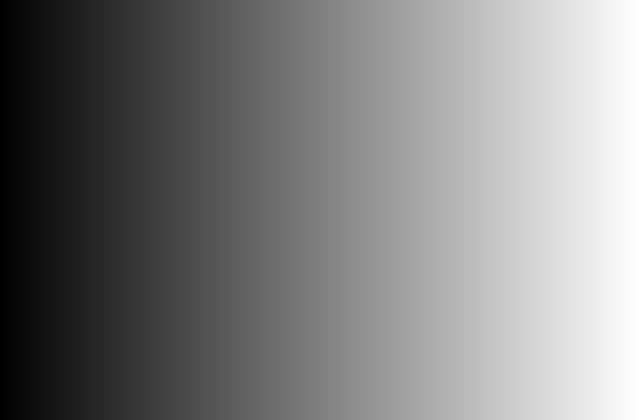
Before: the Qt Designer form qt-rtsp-client/streamingwidget.ui in BlueBird-0/qt-rtsp-client, drawn with Qt 5.
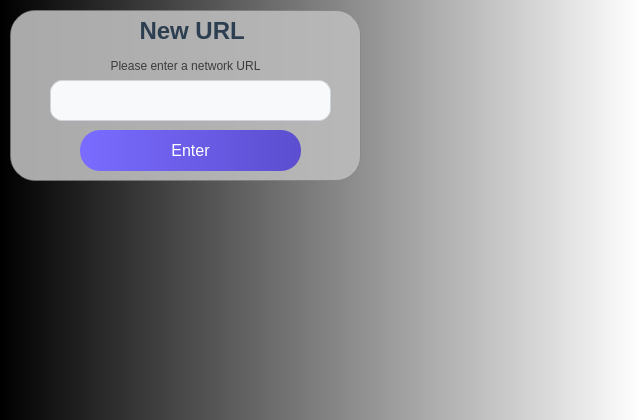
After: the same form once the commit is applied.

What changed in the file:
```diff
--- a/qt-rtsp-client/streamingwidget.ui
+++ b/qt-rtsp-client/streamingwidget.ui
@@ -73,6 +73,140 @@
     <bool>false</bool>
    </property>
   </widget>
+  <widget class="QWidget" name="widget" native="true">
+   <property name="geometry">
+    <rect>
+     <x>10</x>
+     <y>10</y>
+     <width>351</width>
+     <height>171</height>
+    </rect>
+   </property>
+   <property name="styleSheet">
+    <string notr="true">QWidget#widget {
+    background-color: rgba(188, 188, 188, 0.9); /* 회색 배경 + 투명도 90% */
+    border-radius: 25px;                        /* 둥근 모서리 */
+    border: 1px solid rgba(120, 120, 120, 0.6); /* 연한 회색 테두리 + 투명도 */
+}</string>
+   </property>
+   <widget class="QLabel" name="label">
+    <property name="geometry">
+     <rect>
+      <x>0</x>
+      <y>0</y>
+      <width>351</width>
+      <height>41</height>
+     </rect>
+    </property>
+    <property name="styleSheet">
+     <string notr="true">QLabel {
+    font-size: 24px;                /* 타이틀에 어울리는 크기 */
+    font-weight: bold;              /* 굵은 글씨 */
+    color: #2c3e50;                 /* 글자 색 (어두운 파란색) */
+}</string>
+    </property>
+    <property name="text">
+     <string>  New URL</string>
+    </property>
+    <property name="alignment">
+     <set>Qt::AlignmentFlag::AlignCenter</set>
+    </property>
+   </widget>
+   <widget class="QLabel" name="label_2">
+    <property name="geometry">
+     <rect>
+      <x>0</x>
+      <y>40</y>
+      <width>351</width>
+      <height>31</height>
+     </rect>
+    </property>
+    <property name="styleSheet">
+     <string notr="true">QLabel {
+	font: bold 9pt &quot;Sans Serif&quot;;
+	color:rgb(59, 59, 59);
+    background-color: transparent;  /* 배경은 투명하게 */
+    padding: 5px 10px;              /* 여백 */
+    text-align: left;               /* 왼쪽 정렬 */
+    line-height: 1.5;               /* 줄 간격 조정 */
+
+}</string>
+    </property>
+    <property name="text">
+     <string>Please enter a network URL</string>
+    </property>
+    <property name="alignment">
+     <set>Qt::AlignmentFlag::AlignCenter</set>
+    </property>
+   </widget>
+   <widget class="QLineEdit" name="editURL">
+    <property name="geometry">
+     <rect>
+      <x>40</x>
+      <y>70</y>
+      <width>281</width>
+      <height>41</height>
+     </rect>
+    </property>
+    <property name="styleSheet">
+     <string notr="true">/* QLineEdit 기본 스타일 */
+QLineEdit {
+    background-color: #f8f9fa; /* 밝은 회색 배경 */
+    color: #212529; /* 다크 텍스트 */
+    font-family: 'Segoe UI', Arial, sans-serif; /* 읽기 쉬운 기본 폰트 */
+    font-size: 14px; /* 기본 폰트 크기 */
+    border: 1px solid #ced4da; /* 얇은 회색 테두리 */
+    border-radius: 12px; /* 둥근 모서리 */
+    padding: 10px; /* 내부 여백 (아이콘 공간 포함) */
+}
+
+/* QLineEdit 포커스 시 강조 */
+QLineEdit:focus {
+    border: 1px solid #007bff; /* 파란색 테두리 강조 */
+}</string>
+    </property>
+    <property name="maxLength">
+     <number>30</number>
+    </property>
+   </widget>
+   <widget class="QPushButton" name="btnUrlEnter">
+    <property name="geometry">
+     <rect>
+      <x>70</x>
+      <y>120</y>
+      <width>221</width>
+      <height>41</height>
+     </rect>
+    </property>
+    <property name="styleSheet">
+     <string notr="true">
+/* QPushButton 스타일 */
+QPushButton {
+    background-color: #6c63ff; /* 보라색 버튼 배경 */
+    background: qlineargradient(spread:pad, x1:0, y1:0.5, x2:1, y2:0.5, stop:0 #7a6cff, stop:1 #5c4ecf); /* 좌측 밝고 우측 어두운 그라디언트 */
+    color: #ffffff; /* 흰색 텍스트 */
+    font-family: 'Segoe UI', Arial, sans-serif; /* 읽기 쉬운 기본 폰트 */
+    font-size: 16px; /* 기본 폰트 크기 */
+    border: none; /* 테두리 제거 */
+    border-radius: 20px; /* 둥근 모서리 */
+    padding: 10px 20px; /* 내부 여백 */
+}
+
+/* QPushButton 호버 효과 */
+QPushButton:hover {
+    background-color: #574b90; /* 더 어두운 보라색 */
+}
+
+/* QPushButton 클릭 효과 */
+QPushButton:pressed {
+    background-color: #3e3365; /* 더욱 어두운 보라색 */
+}</string>
+    </property>
+    <property name="text">
+     <string>Enter</string>
+    </property>
+   </widget>
+  </widget>
  </widget>
  <resources/>
  <connections/>
```
